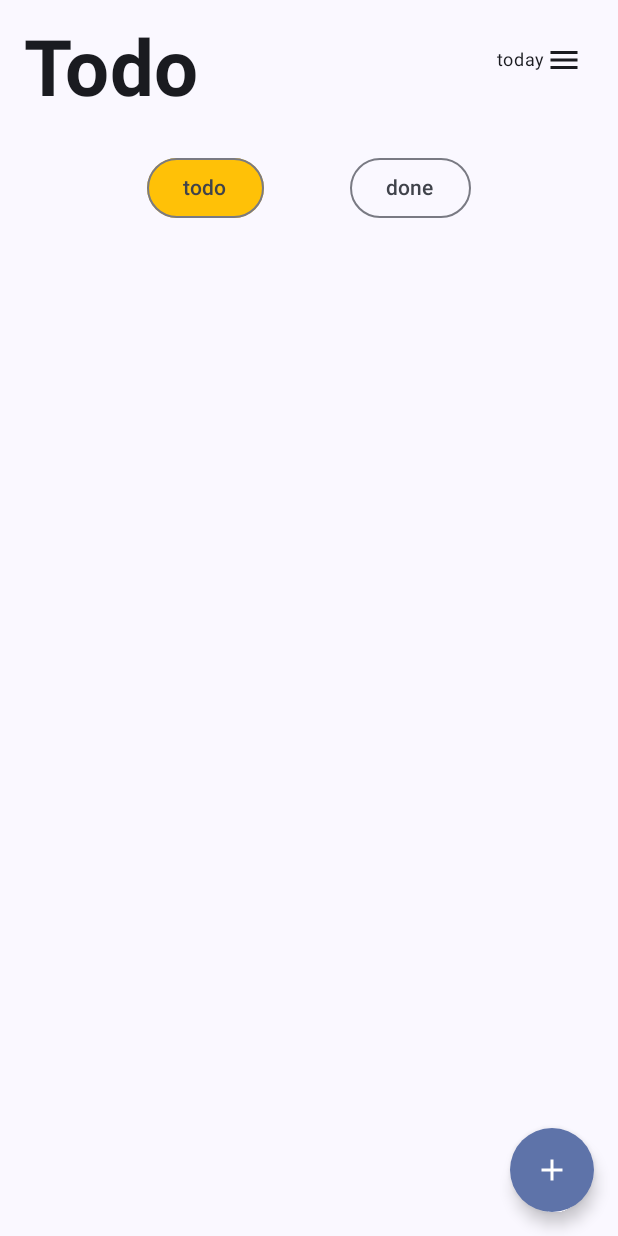
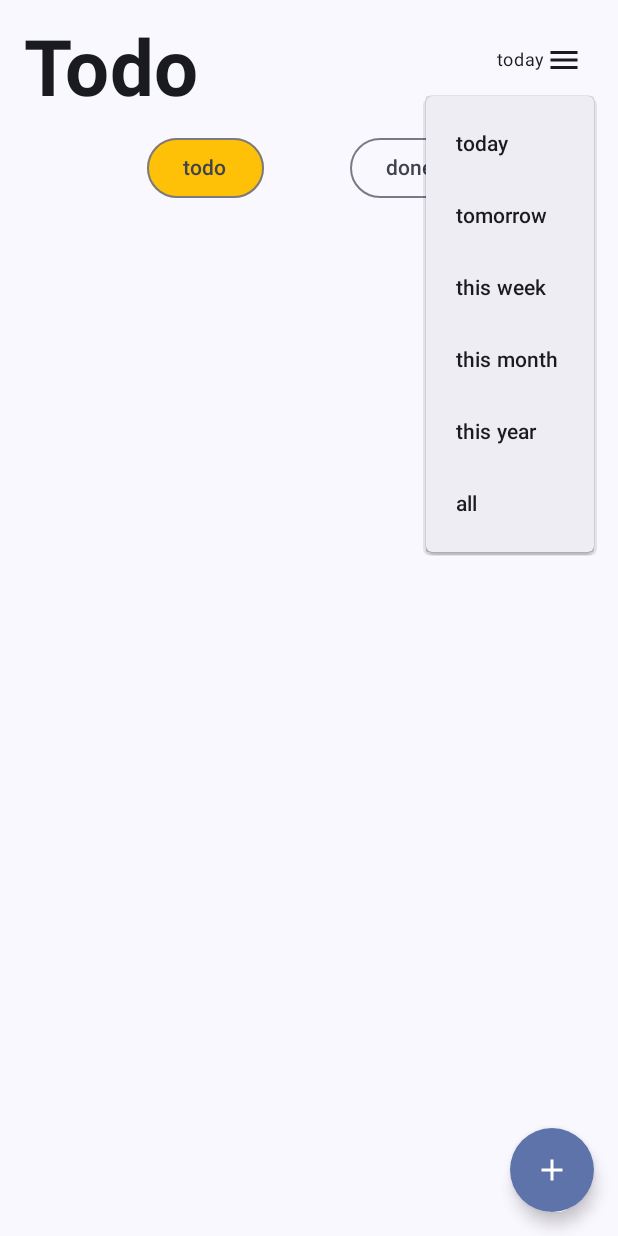
Before and after one commit to wavky/SimpleTodo-Compose-, an Android app built with Jetpack Compose: the screen it shows after launch (MainActivity), after a tap on "today", on a phone screen of 412 x 824 dp. Run offline under Robolectric (Android 15) with nearby library versions, the phone set to English and light mode, and no system bars; our stand-ins replace Room's generated code, constraintlayout-compose.

Commit message:
Dropdown menu

```diff
--- a/app/src/main/java/com/wavky/simpletodo/app/ui/BaseViewModel.kt
+++ b/app/src/main/java/com/wavky/simpletodo/app/BaseViewModel.kt
@@ -1,4 +1,4 @@
-package com.wavky.simpletodo.app.ui
+package com.wavky.simpletodo.app
 
 import androidx.lifecycle.ViewModel
 import androidx.lifecycle.viewModelScope
--- a/app/src/main/java/com/wavky/simpletodo/app/MainActivity.kt
+++ b/app/src/main/java/com/wavky/simpletodo/app/MainActivity.kt
@@ -5,9 +5,7 @@ import androidx.activity.ComponentActivity
 import androidx.activity.compose.setContent
 import androidx.activity.enableEdgeToEdge
 import androidx.compose.foundation.layout.padding
-import androidx.compose.runtime.Composable
 import androidx.compose.ui.Modifier
-import androidx.compose.ui.tooling.preview.Preview
 import androidx.compose.ui.unit.dp
 import com.wavky.simpletodo.app.ui.MainScreen
 import com.wavky.simpletodo.app.ui.theme.SimpleTodoTheme
--- a/app/src/main/java/com/wavky/simpletodo/app/MainViewModel.kt
+++ b/app/src/main/java/com/wavky/simpletodo/app/MainViewModel.kt
@@ -1,7 +1,6 @@
 package com.wavky.simpletodo.app
 
 import androidx.lifecycle.viewModelScope
-import com.wavky.simpletodo.app.ui.BaseViewModel
 import com.wavky.simpletodo.domain.model.Todo
 import com.wavky.simpletodo.usecase.AddTodoUseCase
 import com.wavky.simpletodo.usecase.DeleteTodoUseCase
--- a/app/src/main/java/com/wavky/simpletodo/app/ui/CreateTodoDialog.kt
+++ b/app/src/main/java/com/wavky/simpletodo/app/ui/CreateTodoDialog.kt
@@ -56,6 +56,6 @@ fun CreateTodoDialog(
 
 @Preview(showBackground = true)
 @Composable
-private fun preview() {
+private fun Preview() {
   CreateTodoDialog({}) {}
 }
--- a/app/src/main/java/com/wavky/simpletodo/app/ui/MainScreen.kt
+++ b/app/src/main/java/com/wavky/simpletodo/app/ui/MainScreen.kt
@@ -1,21 +1,29 @@
 package com.wavky.simpletodo.app.ui
 
 import androidx.annotation.StringRes
+import androidx.compose.foundation.background
+import androidx.compose.foundation.clickable
 import androidx.compose.foundation.layout.Arrangement
+import androidx.compose.foundation.layout.Box
 import androidx.compose.foundation.layout.Column
 import androidx.compose.foundation.layout.Row
 import androidx.compose.foundation.layout.fillMaxSize
 import androidx.compose.foundation.layout.fillMaxWidth
 import androidx.compose.foundation.layout.padding
+import androidx.compose.foundation.layout.size
 import androidx.compose.foundation.lazy.LazyColumn
 import androidx.compose.foundation.lazy.items
 import androidx.compose.foundation.shape.CircleShape
 import androidx.compose.material.icons.Icons
 import androidx.compose.material.icons.filled.Add
 import androidx.compose.material.icons.filled.Menu
+import androidx.compose.material.icons.filled.MoreVert
 import androidx.compose.material3.ButtonDefaults
+import androidx.compose.material3.DropdownMenu
+import androidx.compose.material3.DropdownMenuItem
 import androidx.compose.material3.FloatingActionButton
 import androidx.compose.material3.Icon
+import androidx.compose.material3.IconButton
 import androidx.compose.material3.MaterialTheme
 import androidx.compose.material3.OutlinedButton
 import androidx.compose.material3.Scaffold
@@ -76,39 +84,25 @@ fun MainScreenContent(
         .padding(innerPadding)
     ) {
       val (title, durationButton, content) = createRefs()
-      Text(
-        stringResource(id = R.string.title),
-        Modifier.constrainAs(title) {
-          top.linkTo(parent.top)
-          start.linkTo(parent.start)
-        },
-        fontSize = 52.sp,
-        fontWeight = FontWeight.Bold
-      )
-      Surface(
-        onClick = {},
-        modifier = Modifier.constrainAs(durationButton) {
-          top.linkTo(parent.top)
-          end.linkTo(parent.end)
-        }
-      ) {
-        Row(verticalAlignment = Alignment.CenterVertically, modifier = Modifier.padding(8.dp)) {
-          Text(
-            stringResource(id = duration.stringId),
-            style = MaterialTheme.typography.bodySmall
-          )
-          Icon(imageVector = Icons.Default.Menu, contentDescription = null)
-        }
+      Title(Modifier.constrainAs(title) {
+        top.linkTo(parent.top)
+        start.linkTo(parent.start)
+      })
+      DurationButton(duration, Modifier.constrainAs(durationButton) {
+        top.linkTo(parent.top)
+        end.linkTo(parent.end)
+      }) {
+        duration = it
       }
       Column(modifier = Modifier.constrainAs(content) {
         width = Dimension.fillToConstraints
         height = Dimension.fillToConstraints
-        top.linkTo(title.bottom)
+        top.linkTo(durationButton.bottom)
         start.linkTo(parent.start)
         end.linkTo(parent.end)
         bottom.linkTo(parent.bottom)
       }) {
-        ButtonRow(
+        FilterButtonRow(
           isTodoActivated,
           isDoneActivated,
           { isTodoActivated = !isTodoActivated },
@@ -123,18 +117,16 @@ fun MainScreenContent(
             }
           }
         }
-        LazyColumn(
+        TodoList(
+          todoList = filteredTodoList,
           modifier = Modifier.weight(1f),
-          verticalArrangement = Arrangement.spacedBy(8.dp)
-        ) {
-          items(filteredTodoList, key = { item -> item.id }) { item ->
-            TodoItem(item.title, item.isDone, onContentClick = {
-              showModifyTodoDialog = item
-            }) { isChecked ->
-              viewModel.updateTodo(item.copy(isDone = isChecked))
-            }
+          onCheckChange = {
+            viewModel.updateTodo(it)
+          },
+          onContentClick = {
+            showModifyTodoDialog = it
           }
-        }
+        )
       }
       if (showCreateTodoDialog) {
         CreateTodoDialog({ showCreateTodoDialog = false }) { todoContent ->
@@ -168,7 +160,55 @@ private enum class Duration(@StringRes val stringId: Int) {
 }
 
 @Composable
-private fun ButtonRow(
+private fun Title(modifier: Modifier = Modifier) {
+  Text(
+    stringResource(id = R.string.title),
+    modifier = modifier,
+    fontSize = 52.sp,
+    fontWeight = FontWeight.Bold
+  )
+}
+
+@Composable
+private fun DurationButton(
+  duration: Duration,
+  modifier: Modifier = Modifier,
+  onClickDuration: (Duration) -> Unit
+) {
+  var expanded by remember { mutableStateOf(false) }
+  Box(modifier = modifier) {
+    Surface(
+      onClick = { expanded = true }
+    ) {
+      Row(verticalAlignment = Alignment.CenterVertically, modifier = Modifier.padding(8.dp)) {
+        Text(
+          stringResource(id = duration.stringId),
+          style = MaterialTheme.typography.bodySmall
+        )
+        Icon(imageVector = Icons.Default.Menu, contentDescription = null)
+      }
+    }
+    DropdownMenu(expanded = expanded, { expanded = false }) {
+      Duration.entries.forEach { duration ->
+        DropdownMenuItem(
+          text = {
+            Text(
+              stringResource(id = duration.stringId),
+              modifier = Modifier.padding(8.dp)
+            )
+          },
+          onClick = {
+            expanded = false
+            onClickDuration(duration)
+          }
+        )
+      }
+    }
+  }
+}
+
+@Composable
+private fun FilterButtonRow(
   isTodoActive: Boolean,
   isDoneActive: Boolean,
   onClickTodo: () -> Unit,
@@ -194,9 +234,30 @@ private fun ButtonRow(
   }
 }
 
+@Composable
+private fun TodoList(
+  todoList: List<Todo>,
+  modifier: Modifier = Modifier,
+  onCheckChange: (Todo) -> Unit,
+  onContentClick: (Todo) -> Unit
+) {
+  LazyColumn(
+    modifier = modifier,
+    verticalArrangement = Arrangement.spacedBy(8.dp)
+  ) {
+    items(todoList, key = { item -> item.id }) { item ->
+      TodoItem(item.title, item.isDone, onContentClick = {
+        onContentClick(item)
+      }) { isChecked ->
+        onCheckChange(item.copy(isDone = isChecked))
+      }
+    }
+  }
+}
+
 @Preview(showBackground = true)
 @Composable
-private fun MainScreenPreview() {
+private fun PreviewMainScreen() {
   MainScreenContent(
     todoList = (1..10).map {
       Todo(it.toLong(), "Todo $it", "", Random.nextBoolean(), -1, -1)
@@ -209,3 +270,12 @@ private fun MainScreenPreview() {
     modifier = Modifier.padding(16.dp)
   )
 }
+
+@Preview(showBackground = true)
+@Composable
+private fun PreviewDurationButton(modifier: Modifier = Modifier) {
+  var duration by remember { mutableStateOf(Duration.TODAY) }
+  DurationButton(duration, modifier.padding(16.dp)) {
+    duration = it
+  }
+}
--- a/app/src/main/java/com/wavky/simpletodo/app/ui/ModifyTodoDialog.kt
+++ b/app/src/main/java/com/wavky/simpletodo/app/ui/ModifyTodoDialog.kt
@@ -77,7 +77,7 @@ fun ModifyTodoDialog(
 
 @Preview(showBackground = true)
 @Composable
-private fun preview() {
+private fun Preview() {
   ModifyTodoDialog(
     todo = Todo(
       0,
```
